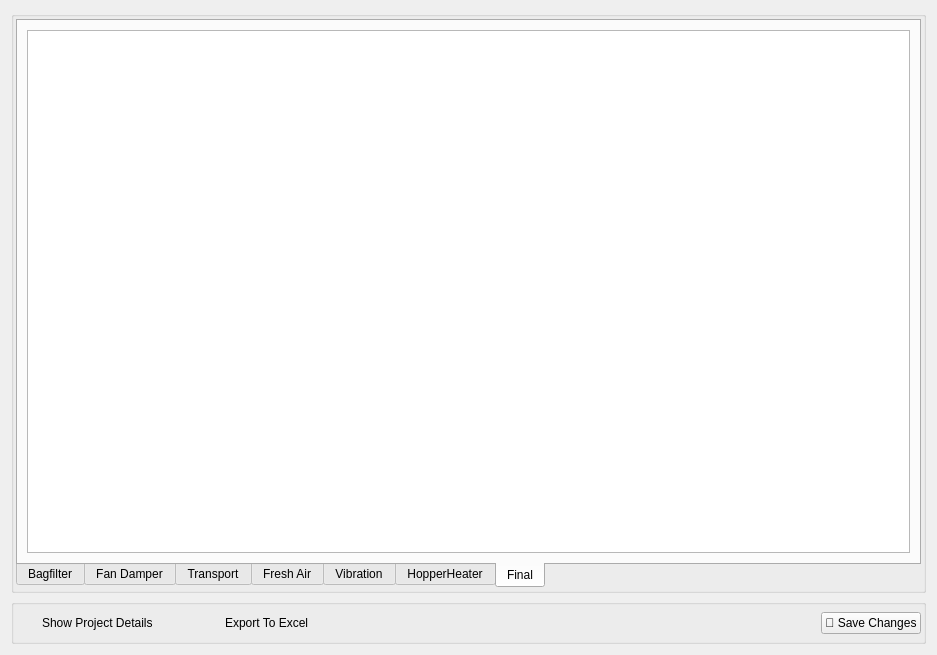
AliTavakoliNiya/GriinPower, file ui/tender_application/results_tab.ui: the form before one commit.
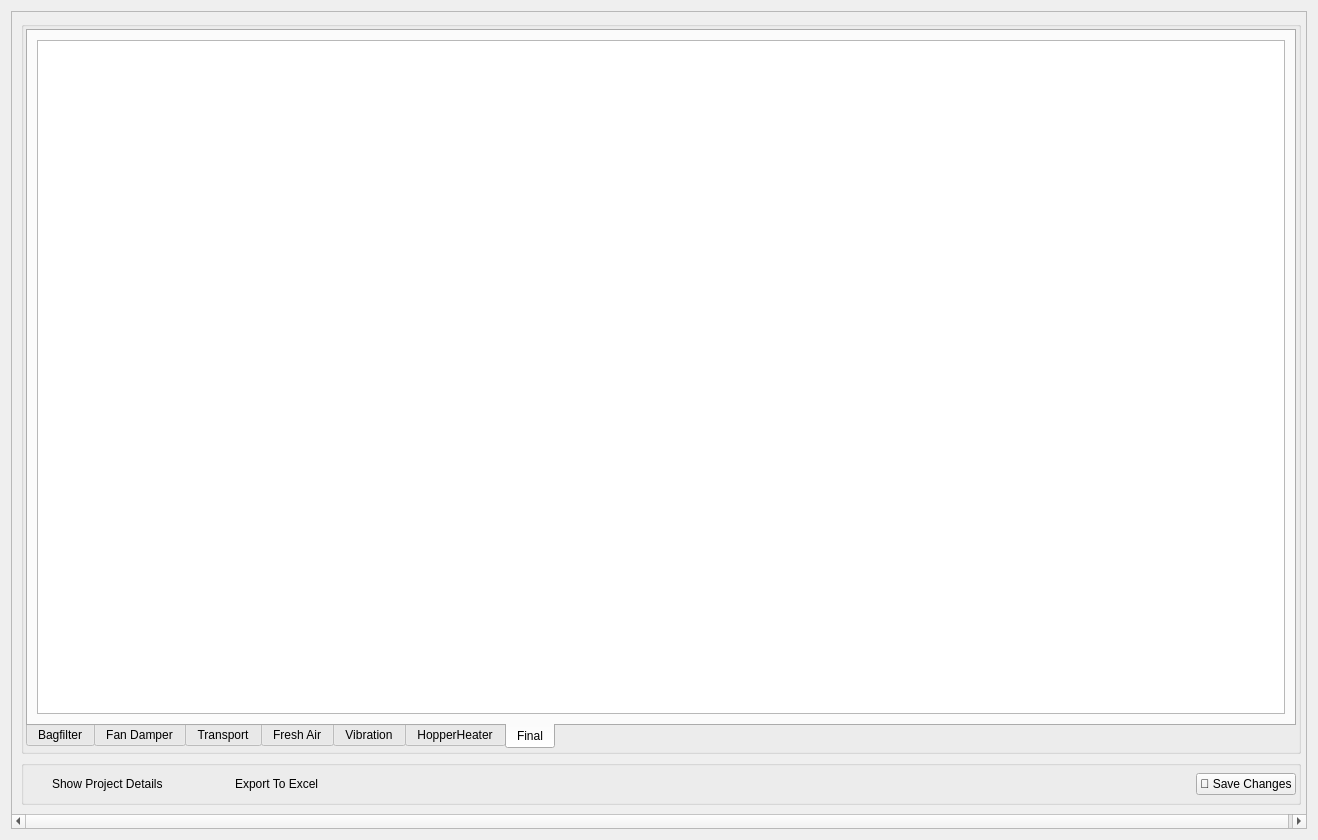
The form after the commit. Icons and pictures are not drawn.

```diff
--- a/ui/tender_application/results_tab.ui
+++ b/ui/tender_application/results_tab.ui
@@ -6,8 +6,8 @@
    <rect>
     <x>0</x>
     <y>0</y>
-    <width>937</width>
-    <height>655</height>
+    <width>1318</width>
+    <height>840</height>
    </rect>
   </property>
   <property name="windowTitle">
@@ -17,181 +17,29 @@
    <string notr="true"/>
   </property>
   <layout class="QGridLayout" name="gridLayout">
-   <item row="1" column="0">
-    <widget class="QGroupBox" name="groupBox_2">
-     <property name="minimumSize">
-      <size>
-       <width>0</width>
-       <height>45</height>
-      </size>
-     </property>
-     <property name="title">
-      <string/>
-     </property>
-     <layout class="QGridLayout" name="gridLayout_9">
-      <property name="leftMargin">
-       <number>2</number>
-      </property>
-      <property name="topMargin">
-       <number>2</number>
-      </property>
-      <property name="rightMargin">
-       <number>2</number>
-      </property>
-      <property name="bottomMargin">
-       <number>2</number>
-      </property>
       <item row="0" column="0">
-       <layout class="QHBoxLayout" name="horizontalLayout_2">
-        <item>
-         <widget class="QPushButton" name="show_datail_btn">
-          <property name="maximumSize">
-           <size>
-            <width>20</width>
-            <height>20</height>
-           </size>
-          </property>
-          <property name="sizeIncrement">
-           <size>
-            <width>0</width>
-            <height>0</height>
-           </size>
-          </property>
-          <property name="styleSheet">
-           <string notr="true">QPushButton {
-    background-color: rgba(0, 0, 0, 0); /* Fully transparent background */
-    border: none;                      /* Optional: remove the border */
-}
-QPushButton:hover {
-	color: #d3dae3;
-	padding: 2px;
-	background-color: #F77F00;
-}
-
-QPushButton:pressed {
-	color: #d3dae3;
-	padding: 2px;
-	background-color: #F77F00;
-}</string>
-          </property>
-          <property name="text">
-           <string/>
-          </property>
-          <property name="icon">
-           <iconset>
-            <normaloff>../../assets/check-list.png</normaloff>../../assets/check-list.png</iconset>
-          </property>
-         </widget>
-        </item>
+    <widget class="QScrollArea" name="scrollArea">
+     <property name="widgetResizable">
+      <bool>true</bool>
+     </property>
+     <widget class="QWidget" name="scrollAreaWidgetContents">
+      <property name="geometry">
+       <rect>
+        <x>0</x>
+        <y>0</y>
+        <width>1298</width>
+        <height>820</height>
+       </rect>
+      </property>
+      <layout class="QVBoxLayout" name="verticalLayout">
         <item>
-         <widget class="QLabel" name="label_2">
-          <property name="maximumSize">
-           <size>
-            <width>16777215</width>
-            <height>16777215</height>
-           </size>
-          </property>
-          <property name="text">
-           <string>Show Project Details</string>
-          </property>
-         </widget>
-        </item>
-        <item>
-         <spacer name="horizontalSpacer_2">
-          <property name="orientation">
-           <enum>Qt::Horizontal</enum>
-          </property>
-          <property name="sizeType">
-           <enum>QSizePolicy::Minimum</enum>
-          </property>
-          <property name="sizeHint" stdset="0">
-           <size>
-            <width>40</width>
-            <height>20</height>
-           </size>
-          </property>
-         </spacer>
-        </item>
-        <item>
-         <widget class="QPushButton" name="excel_btn">
-          <property name="maximumSize">
-           <size>
-            <width>20</width>
-            <height>20</height>
-           </size>
-          </property>
-          <property name="sizeIncrement">
-           <size>
-            <width>0</width>
-            <height>0</height>
-           </size>
-          </property>
-          <property name="styleSheet">
-           <string notr="true">QPushButton {
-    background-color: rgba(0, 0, 0, 0); /* Fully transparent background */
-    border: none;                      /* Optional: remove the border */
-}
-QPushButton:hover {
-	color: #d3dae3;
-	padding: 2px;
-	background-color: #F77F00;
-}
-
-QPushButton:pressed {
-	color: #d3dae3;
-	padding: 2px;
-	background-color: #F77F00;
-}</string>
-          </property>
-          <property name="text">
-           <string/>
-          </property>
-          <property name="icon">
-           <iconset>
-            <normaloff>../../assets/excel.png</normaloff>../../assets/excel.png</iconset>
-          </property>
-         </widget>
-        </item>
-        <item alignment="Qt::AlignRight|Qt::AlignVCenter">
-         <widget class="QLabel" name="label">
-          <property name="maximumSize">
-           <size>
-            <width>100</width>
-            <height>16777215</height>
-           </size>
-          </property>
-          <property name="text">
-           <string>Export To Excel</string>
-          </property>
-         </widget>
-        </item>
-        <item>
-         <spacer name="horizontalSpacer">
-          <property name="orientation">
-           <enum>Qt::Horizontal</enum>
-          </property>
-          <property name="sizeHint" stdset="0">
-           <size>
-            <width>40</width>
-            <height>20</height>
-           </size>
-          </property>
-         </spacer>
-        </item>
-        <item>
-         <widget class="QPushButton" name="save_changes_btn">
-          <property name="text">
-           <string>💾 Save Changes</string>
-          </property>
-         </widget>
-        </item>
-       </layout>
-      </item>
-     </layout>
-    </widget>
-   </item>
-   <item row="0" column="0">
     <widget class="QGroupBox" name="groupBox">
+         <property name="minimumSize">
+          <size>
+           <width>1280</width>
+           <height>0</height>
+          </size>
+         </property>
      <property name="title">
       <string/>
      </property>
@@ -380,6 +228,183 @@
        </widget>
       </item>
      </layout>
+        </widget>
+       </item>
+       <item>
+        <widget class="QGroupBox" name="groupBox_2">
+         <property name="minimumSize">
+          <size>
+           <width>0</width>
+           <height>45</height>
+          </size>
+         </property>
+         <property name="title">
+          <string/>
+         </property>
+         <layout class="QGridLayout" name="gridLayout_9">
+          <property name="leftMargin">
+           <number>2</number>
+          </property>
+          <property name="topMargin">
+           <number>2</number>
+          </property>
+          <property name="rightMargin">
+           <number>2</number>
+          </property>
+          <property name="bottomMargin">
+           <number>2</number>
+          </property>
+          <item row="0" column="0">
+           <layout class="QHBoxLayout" name="horizontalLayout_2">
+            <item>
+             <widget class="QPushButton" name="show_datail_btn">
+              <property name="maximumSize">
+               <size>
+                <width>20</width>
+                <height>20</height>
+               </size>
+              </property>
+              <property name="sizeIncrement">
+               <size>
+                <width>0</width>
+                <height>0</height>
+               </size>
+              </property>
+              <property name="styleSheet">
+               <string notr="true">QPushButton {
+    background-color: rgba(0, 0, 0, 0); /* Fully transparent background */
+    border: none;                      /* Optional: remove the border */
+}
+QPushButton:hover {
+	color: #d3dae3;
+	padding: 2px;
+	background-color: #F77F00;
+}
+
+QPushButton:pressed {
+	color: #d3dae3;
+	padding: 2px;
+	background-color: #F77F00;
+}</string>
+              </property>
+              <property name="text">
+               <string/>
+              </property>
+              <property name="icon">
+               <iconset>
+                <normaloff>../../assets/check-list.png</normaloff>../../assets/check-list.png</iconset>
+              </property>
+             </widget>
+            </item>
+            <item>
+             <widget class="QLabel" name="label_2">
+              <property name="maximumSize">
+               <size>
+                <width>16777215</width>
+                <height>16777215</height>
+               </size>
+              </property>
+              <property name="text">
+               <string>Show Project Details</string>
+              </property>
+             </widget>
+            </item>
+            <item>
+             <spacer name="horizontalSpacer_2">
+              <property name="orientation">
+               <enum>Qt::Horizontal</enum>
+              </property>
+              <property name="sizeType">
+               <enum>QSizePolicy::Minimum</enum>
+              </property>
+              <property name="sizeHint" stdset="0">
+               <size>
+                <width>40</width>
+                <height>20</height>
+               </size>
+              </property>
+             </spacer>
+            </item>
+            <item>
+             <widget class="QPushButton" name="excel_btn">
+              <property name="maximumSize">
+               <size>
+                <width>20</width>
+                <height>20</height>
+               </size>
+              </property>
+              <property name="sizeIncrement">
+               <size>
+                <width>0</width>
+                <height>0</height>
+               </size>
+              </property>
+              <property name="styleSheet">
+               <string notr="true">QPushButton {
+    background-color: rgba(0, 0, 0, 0); /* Fully transparent background */
+    border: none;                      /* Optional: remove the border */
+}
+QPushButton:hover {
+	color: #d3dae3;
+	padding: 2px;
+	background-color: #F77F00;
+}
+
+QPushButton:pressed {
+	color: #d3dae3;
+	padding: 2px;
+	background-color: #F77F00;
+}</string>
+              </property>
+              <property name="text">
+               <string/>
+              </property>
+              <property name="icon">
+               <iconset>
+                <normaloff>../../assets/excel.png</normaloff>../../assets/excel.png</iconset>
+              </property>
+             </widget>
+            </item>
+            <item alignment="Qt::AlignRight|Qt::AlignVCenter">
+             <widget class="QLabel" name="label">
+              <property name="maximumSize">
+               <size>
+                <width>100</width>
+                <height>16777215</height>
+               </size>
+              </property>
+              <property name="text">
+               <string>Export To Excel</string>
+              </property>
+             </widget>
+            </item>
+            <item>
+             <spacer name="horizontalSpacer">
+              <property name="orientation">
+               <enum>Qt::Horizontal</enum>
+              </property>
+              <property name="sizeHint" stdset="0">
+               <size>
+                <width>40</width>
+                <height>20</height>
+               </size>
+              </property>
+             </spacer>
+            </item>
+            <item>
+             <widget class="QPushButton" name="save_changes_btn">
+              <property name="text">
+               <string>💾 Save Changes</string>
+              </property>
+             </widget>
+            </item>
+           </layout>
+          </item>
+         </layout>
+        </widget>
+       </item>
+      </layout>
+     </widget>
     </widget>
    </item>
   </layout>
```
Lines whose indentation alone changed are shown as unchanged.
